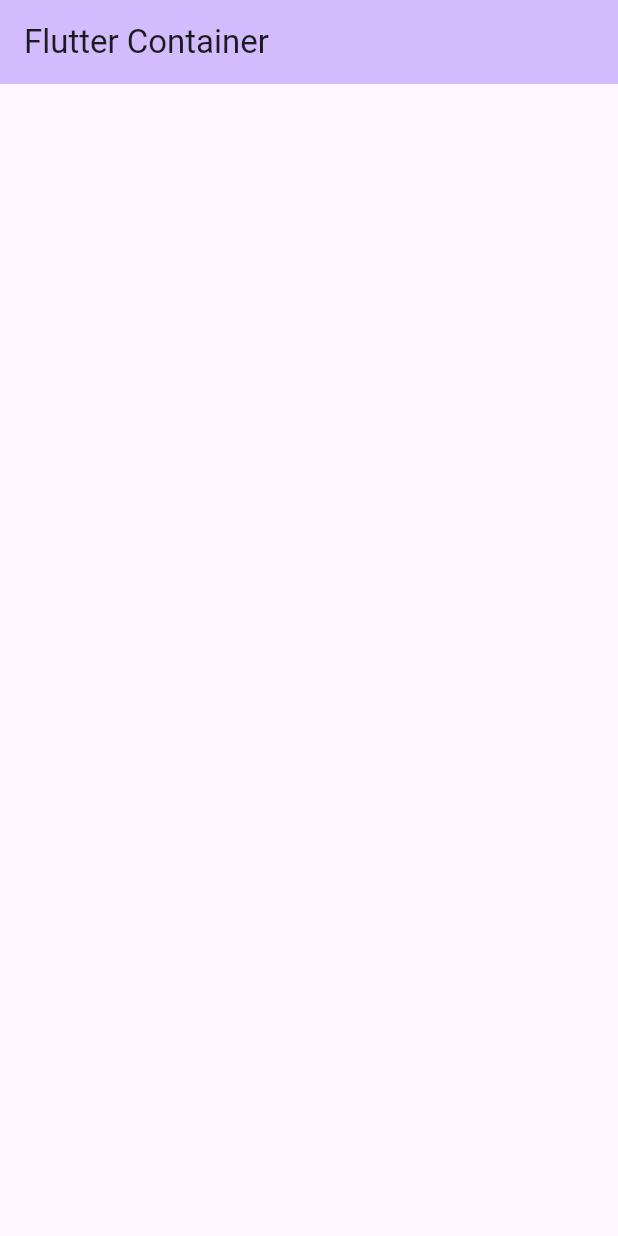
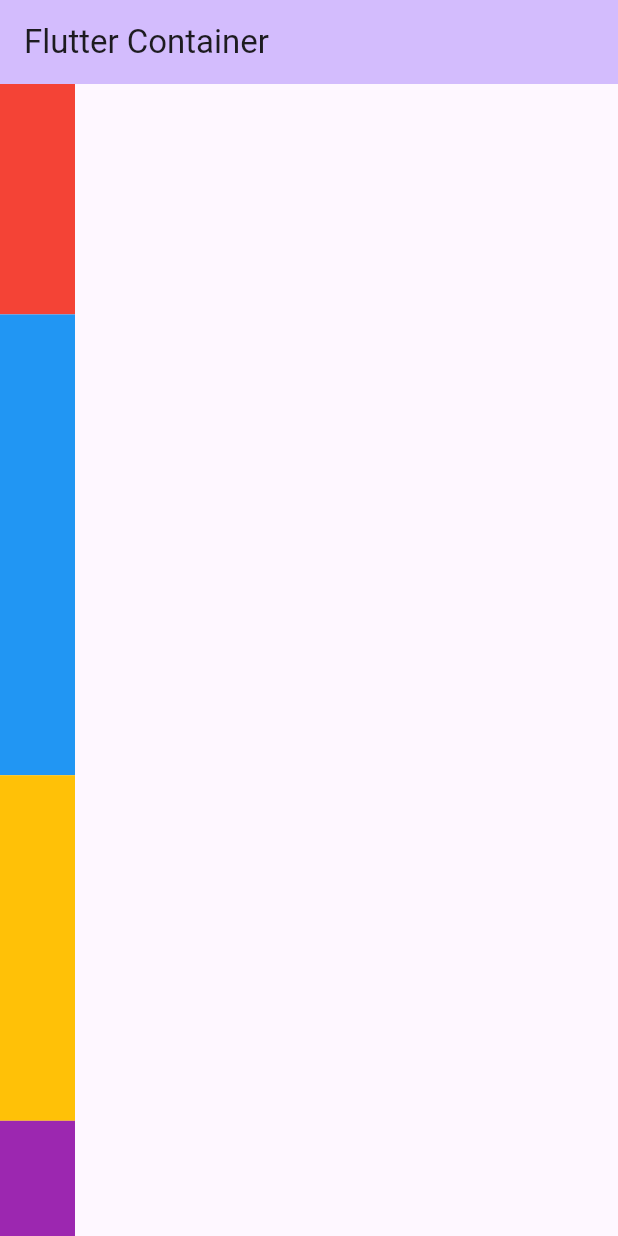
Before and after one commit to Aditya-255/Flutter, a Flutter app: the screen it shows after launch, on a phone screen of 412 x 824 dp. Run offline on Flutter 3.47's test engine with Material 3 defaults, Android fonts, the phone set to English and light mode, and no system bars.

Commit message:
more codes

```diff
--- a/demo/lib/main.dart
+++ b/demo/lib/main.dart
@@ -1,4 +1,5 @@
 import 'package:flutter/material.dart';
+import 'package:flutter/rendering.dart';
 
 void main() {
   runApp(const MyApp());
@@ -334,7 +335,6 @@
           //             ],
           //           ),
           //         ),
-
           //         Padding(
           //           padding: const EdgeInsets.all(8.0),
           //           child: Text(
@@ -354,9 +354,57 @@
           //     return Divider(height: 100, thickness: 4);
           //   },
           // ),
-          Container(
-
-          )
+          // Container(
+          //   width: double.infinity,
+          //   height: double.infinity,
+          //   color: Colors.blue.shade50,
+          //   child: Center(
+          //     child: Container(
+          //       width: 150,
+          //       height: 150,
+          //       // color: Colors.black,
+          //       decoration: BoxDecoration(
+          //         color: Colors.black,
+          //         // borderRadius: BorderRadius.circular(21),
+          //         // borderRadius: BorderRadius.only(
+          //         //   topLeft: Radius.circular(31),
+          //         //   // topRight: Radius.circular(11),
+          //         //   bottomLeft: Radius.circular(31),
+          //         // ),
+          //         border: Border.all(width: 5),
+          //         boxShadow: [
+          //           BoxShadow(
+          //             blurRadius: 11,
+          //             color: Colors.red,
+          //             spreadRadius: 11,
+          //           ),
+          //         ],
+          //         shape: BoxShape.circle,
+          //       ),
+          //     ),
+          //   ),
+          // ),
+          Column(
+            mainAxisAlignment: MainAxisAlignment.center,
+            children: [
+              Expanded(
+                flex: 2,
+                child: Container(width: 50, height: 100, color: Colors.red),
+              ),
+              Expanded(
+                flex: 4,
+                child: Container(height: 100, width: 50, color: Colors.blue),
+              ),
+              Expanded(
+                flex: 3,
+                child: Container(width: 50, height: 100, color: Colors.amber),
+              ),
+              Expanded(
+                // flex: 1,
+                child: Container(width: 50, height: 100, color: Colors.purple),
+              ),
+            ],
+          ),
     );
   }
 }
```
